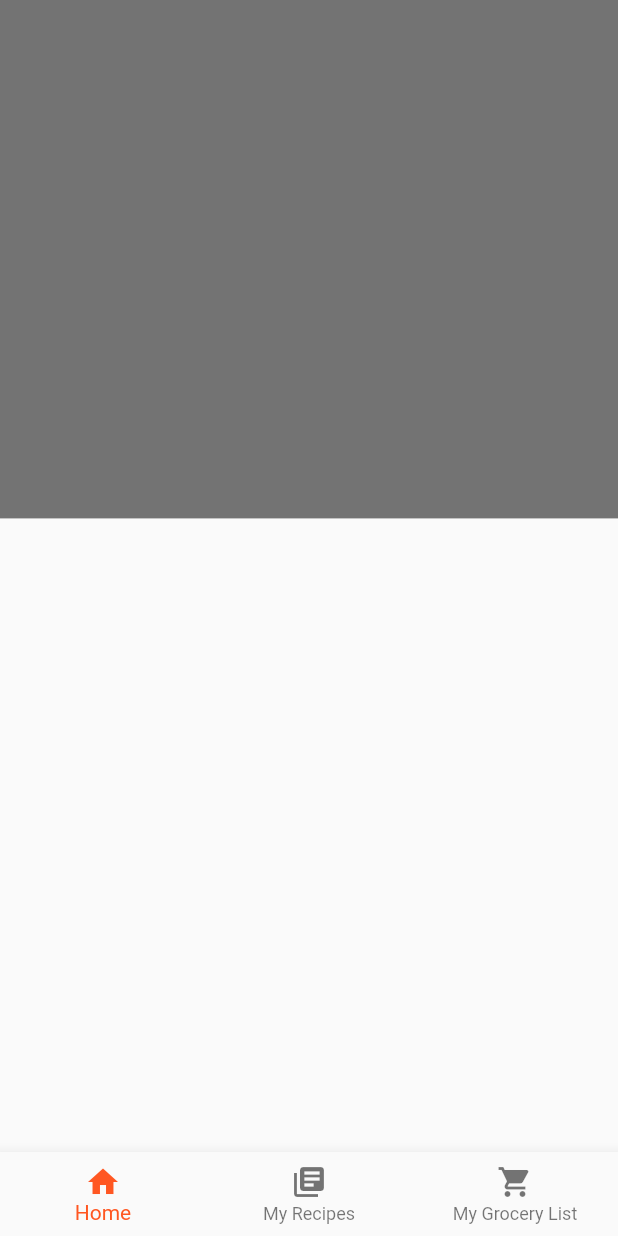
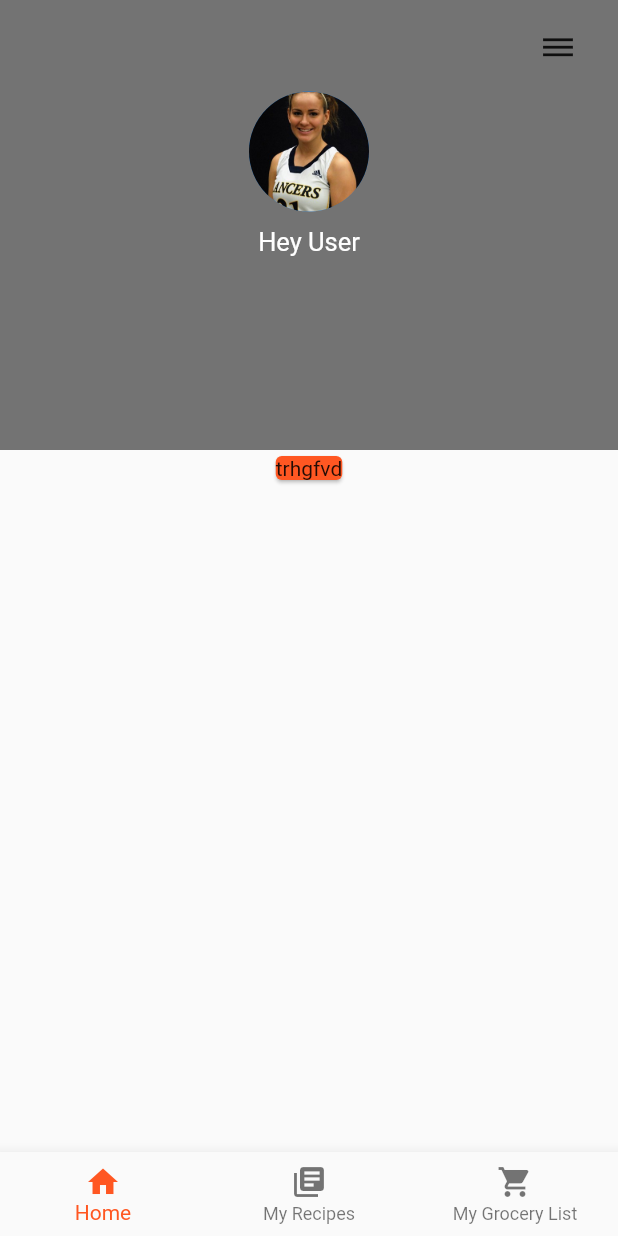
Before and after one commit to HarshdipD/Recipe-Unlimited, a Flutter app: the screen it shows after launch, on a phone screen of 412 x 824 dp. Run offline on Flutter 3.47's test engine with Material 2 defaults, Android fonts, the phone set to English and light mode, and no system bars; Roboto replaces fonts that are missing (packages/cool_fonts/Roboto).

Commit message:
Updated head Container in HomePage

```diff
--- a/lib/home_page.dart
+++ b/lib/home_page.dart
@@ -1,18 +1,94 @@
 import 'package:flutter/material.dart';
+import 'main.dart';
 
 class HomePage extends StatelessWidget {
   @override
   Widget build(BuildContext context) {
     return Scaffold(
       body: Container(
-        child: FractionallySizedBox(
-          widthFactor: 1,
-          heightFactor: 0.45,
-          child: Container(
-            color: Colors.black54,
-          ),
+        child: Column(
+          children: [
+            SizedBox(
+              width: 1000.0,
+              height: 300.0,
+              child: Container(
+                  color: Colors.black54,
+                  child: SafeArea(
+                    child: Column(
+                      children: <Widget>[
+                        Center(
+                            child: Padding(
+                              padding: const EdgeInsets.only(right: 16.0, top: 8.0),
+                              child: Container(
+                                  child: IconButton(
+                                    icon: Icon(Icons.dehaze),
+                                    tooltip: 'Profile and settings',
+                                    onPressed: ()
+                                        {
+                                          print("abey!");
+                                          Navigator.push(context);
+                                        },
+                                  ),
+                                  alignment: Alignment(1.0, -1.0),
+                              ),
+                            ),
+                        ),
+
+                        Padding(
+                          padding: const EdgeInsets.only(top: 5.0),
+                          child: CircleAvatar(
+                            radius: 40.0,
+                            backgroundImage: AssetImage('images/image1.jpeg'),
+                          ),
+                        ),
+
+                        Padding(
+                          padding: const EdgeInsets.only(top: 10.0, bottom: 10.0),
+                          child:
+                            Text("Hey User",
+                            style: TextStyle(color: Colors.white, fontSize: 17.0, fontFamily: "packages/cool_fonts/Roboto"),),
+                        ),
+
+                      ],
+                    ),
+                  ),
+              ),
+            ),
+            Card(
+              color: Colors.deepOrange,
+              child: Text("trhgfvd"),
+            )
+          ],
         ),
+
       ),
     );
   }
 }
+
+
+/*
+child: FractionallySizedBox(
+          widthFactor: 1,
+          heightFactor: 0.45,
+          child: Container(
+            //color: Colors.black54,
+          ),
+        ),
+ */
+/*
+child: Column(
+          children: [
+            Expanded(
+            //child: Text("hello world"),
+            child: FractionallySizedBox(
+              widthFactor: 1,
+              heightFactor: 0.45,
+              child: Container(
+                color: Colors.black54,
+              ),
+            ),
+            )
+          ],
+        ),
+ */
--- a/pubspec.yaml
+++ b/pubspec.yaml
@@ -19,7 +19,6 @@ dependencies:
   # The following adds the Cupertino Icons font to your application.
   # Use with the CupertinoIcons class for iOS style icons.
   cupertino_icons: ^0.1.2
-  english_words: ^3.1.0
 
 dev_dependencies:
   flutter_test:
@@ -38,9 +37,8 @@ flutter:
   uses-material-design: true
 
   # To add assets to your application, add an assets section, like this:
-  # assets:
-  #  - images/a_dot_burr.jpeg
-  #  - images/a_dot_ham.jpeg
+  assets:
+  - images/image1.jpeg
 
   # An image asset can refer to one or more resolution-specific "variants", see
   # https://flutter.io/assets-and-images/#resolution-aware.
```
Also changed, not shown: lib/main.dart (+11 -2 lines), images/image1.jpeg (added).
